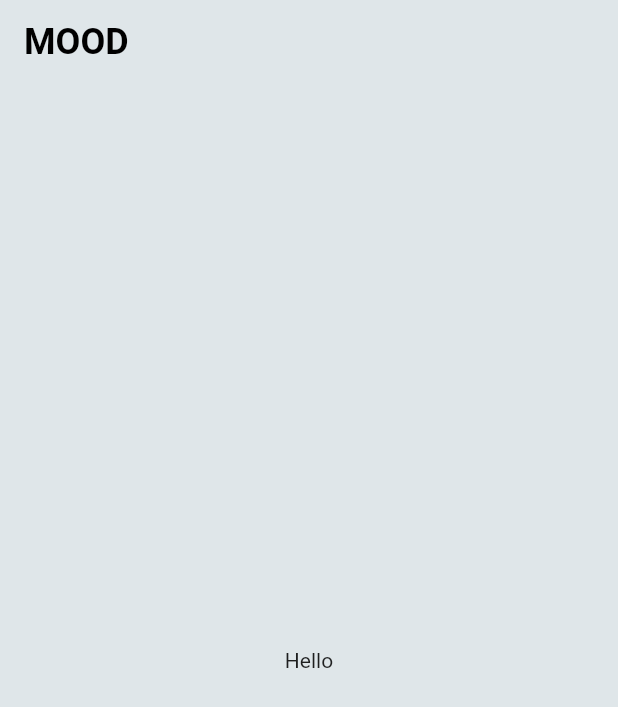
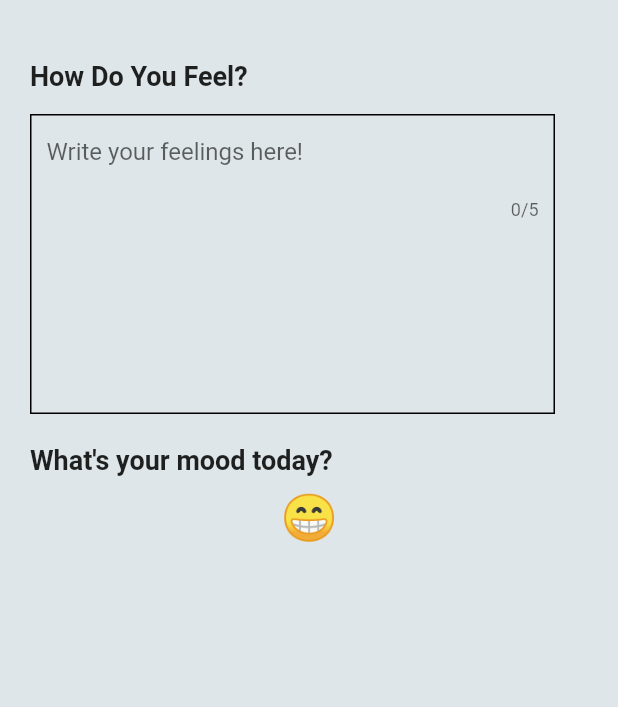
Before and after one commit to SIMYEONAH/moodTracker, a Flutter app: the screen it shows after launch, on a phone screen of 412 x 824 dp. Shown: the top 707 px of the screen. Run offline on Flutter 3.47's test engine with Material 2 defaults, Android fonts, the phone set to English and light mode, and no system bars; our stand-ins replace firebase_core, flutter_riverpod, go_router; accounts and stored records are empty.

Commit message:
Making Write Screen

```diff
--- a/lib/main.dart
+++ b/lib/main.dart
@@ -1,4 +1,4 @@
-import 'package:finalmood/screens/home_screen.dart';
+import 'package:finalmood/screens/write_screen.dart';
 import 'package:flutter/material.dart';
 import 'package:flutter_riverpod/flutter_riverpod.dart';
 import 'package:go_router/go_router.dart';
@@ -20,10 +20,8 @@ class App extends StatelessWidget {
     return MaterialApp(
       debugShowCheckedModeBanner: false,
       title: 'Mood Tracker',
-      theme: ThemeData(
-        primarySwatch: Colors.blue,
-      ),
-      home: const HomeScreen(),
+      theme: ThemeData(),
+      home: const WriteScreen(),
     );
   }
 }
--- a/lib/screens/log_in_screen.dart
+++ b/lib/screens/log_in_screen.dart
@@ -3,6 +3,8 @@ import 'package:finalmood/screens/sign_up_screen.dart';
 import 'package:flutter/material.dart';
 
 class LoginScreen extends StatefulWidget {
+  static const routeName = "login";
+  static const routeURL = "/login";
   const LoginScreen({super.key});
 
   @override
--- a/lib/screens/sign_up_screen.dart
+++ b/lib/screens/sign_up_screen.dart
@@ -2,6 +2,8 @@ import 'package:finalmood/screens/log_in_screen.dart';
 import 'package:flutter/material.dart';
 
 class SignupScreen extends StatefulWidget {
+  static const routeName = "sign-up";
+  static const routeURL = "/sign-up";
   const SignupScreen({super.key});
 
   @override
--- a/lib/screens/welcome_screen.dart
+++ b/lib/screens/welcome_screen.dart
@@ -4,6 +4,8 @@ import 'package:finalmood/screens/sign_up_screen.dart';
 import 'package:flutter/material.dart';
 
 class WelcomeScreen extends StatelessWidget {
+  static const routeName = "welcome";
+  static const routeURL = "/welcome";
   const WelcomeScreen({super.key});
 
   @override
--- a/lib/screens/write_screen.dart
+++ b/lib/screens/write_screen.dart
@@ -0,0 +1,115 @@
+import 'package:flutter/material.dart';
+import 'package:intl/intl.dart';
+
+class WriteScreen extends StatefulWidget {
+  static String routeName = "write";
+  static String routeURL = "/write";
+  const WriteScreen({super.key});
+
+  @override
+  State<WriteScreen> createState() => _WriteScreenState();
+}
+
+class _WriteScreenState extends State<WriteScreen> {
+  String formatDate = DateFormat('yy/MM/dd - HH:mm:ss').format(DateTime.now());
+
+  final TextEditingController _contentController = TextEditingController();
+  late String content;
+  late String mood;
+
+  @override
+  void initState() {
+    super.initState();
+    _contentController.addListener(() {
+      setState(() {
+        content = _contentController.value.text;
+      });
+    });
+  }
+
+  @override
+  void dispose() {
+    super.dispose();
+    _contentController.dispose();
+  }
+
+  @override
+  Widget build(BuildContext context) {
+    return Scaffold(
+      backgroundColor: const Color(0xffdfe6e9),
+      body: Padding(
+        padding: const EdgeInsets.symmetric(
+          horizontal: 20,
+        ),
+        child: Column(
+          crossAxisAlignment: CrossAxisAlignment.start,
+          children: [
+            const SizedBox(
+              height: 40,
+            ),
+            const Text(
+              "How Do You Feel?",
+              style: TextStyle(
+                fontWeight: FontWeight.bold,
+                fontSize: 18,
+              ),
+            ),
+            const SizedBox(
+              height: 15,
+            ),
+            Container(
+              decoration: BoxDecoration(
+                border: Border.all(color: Colors.black),
+              ),
+              width: 350,
+              height: 200,
+              child: TextField(
+                controller: _contentController,
+                cursorHeight: 15,
+                cursorColor: Colors.transparent,
+                maxLength: 5,
+                style: const TextStyle(
+                  fontSize: 16,
+                ),
+                decoration: const InputDecoration(
+                  contentPadding: EdgeInsets.all(10),
+                  hintText: "Write your feelings here!",
+                  border: InputBorder.none,
+                ),
+              ),
+            ),
+            const SizedBox(
+              height: 20,
+            ),
+            const Text(
+              "What's your mood today?",
+              style: TextStyle(
+                fontWeight: FontWeight.bold,
+                fontSize: 18,
+              ),
+            ),
+            const SizedBox(
+              height: 10,
+            ),
+            Row(
+              mainAxisAlignment: MainAxisAlignment.center,
+              children: [
+                GestureDetector(
+                  onTap: () {
+                    mood = '\u{1F601}';
+                  },
+                  child: const Text(
+                    '\u{1F601}',
+                    style: TextStyle(
+                      fontSize: 30,
+                    ),
+                  ),
+                ),
+              ],
+            ),
+          ],
+        ),
+      ),
+    );
+  }
+}
--- a/pubspec.yaml
+++ b/pubspec.yaml
@@ -41,6 +41,7 @@ dependencies:
   cloud_firestore: ^4.13.6
   firebase_storage: ^11.5.6
   simple_animations: ^5.0.2
+  intl: ^0.18.1
 
 dev_dependencies:
   flutter_test:
```
Also changed, not shown: lib/router.dart (+38 -2 lines), pubspec.lock.
